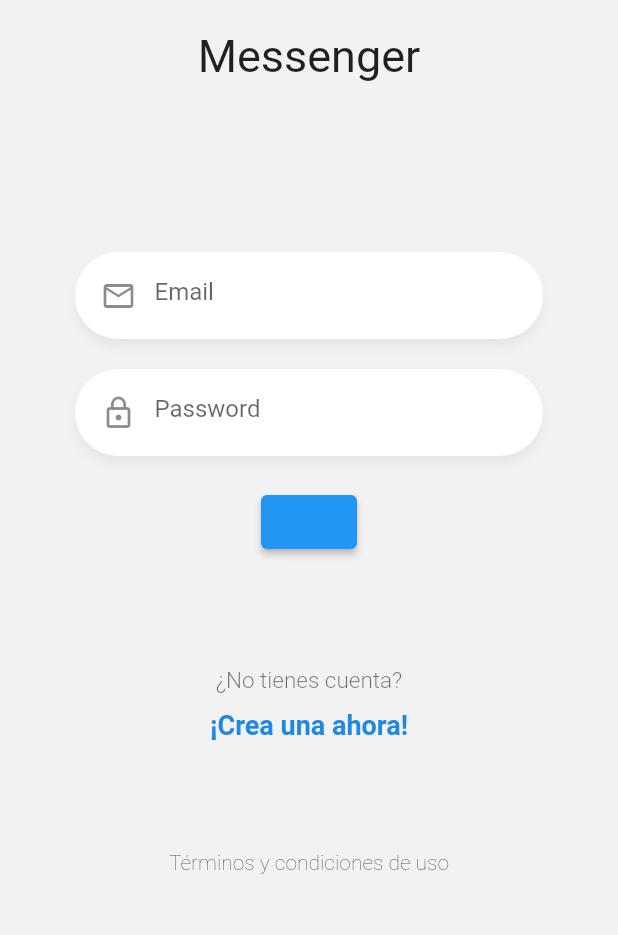
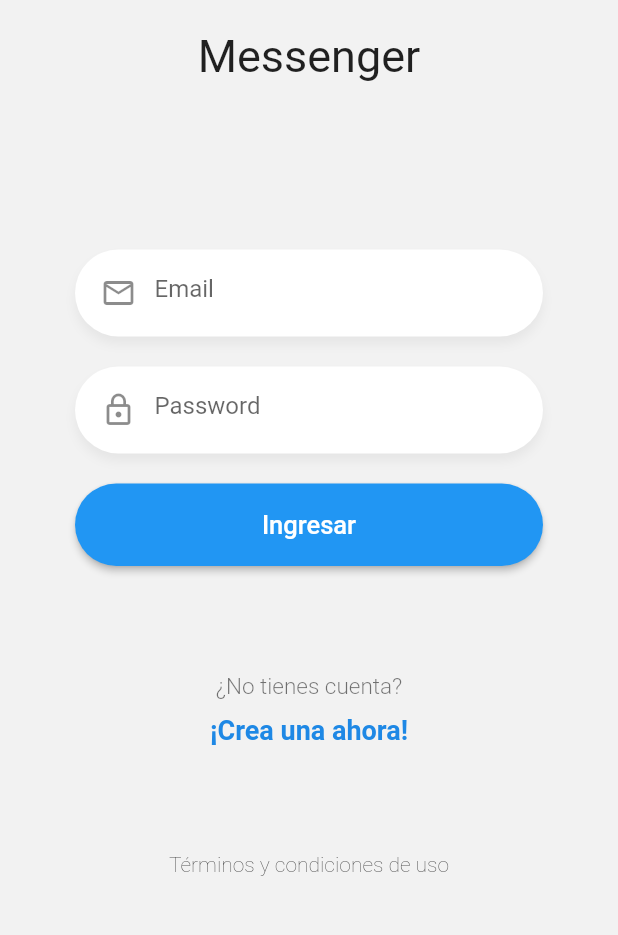
Before and after one commit to IDaMariusI/chat_app, a Flutter app: the screen it shows after launch, on a phone screen of 412 x 824 dp, the part 251-1186 px from its top. Run offline on Flutter 3.47's test engine with Material 2 defaults, Android fonts, the phone set to English and light mode, and no system bars.

Commit message:
54. Boton Azul

```diff
--- a/lib/src/screens/login_screen.dart
+++ b/lib/src/screens/login_screen.dart
@@ -56,12 +56,9 @@ class __LoginFormState extends State<_LoginForm> {
             isPassword: true,
             textController: passCtrl,
           ),
-          ElevatedButton(
-            onPressed: () {
-              print(emailCtrl.text);
-              print(passCtrl.text);
-            },
-            child: null,
+          BlueButton(
+            buttonText: 'Ingresar',
+            onPressed: () {},
           ),
         ],
       ),
--- /dev/null
+++ b/lib/src/widgets/blue_button.dart
@@ -0,0 +1,47 @@
+import 'package:flutter/material.dart';
+
+class BlueButton extends StatelessWidget {
+  final String buttonText;
+  final Function()? onPressed;
+
+  const BlueButton({
+    super.key,
+    required this.buttonText,
+    required this.onPressed,
+  });
+
+  @override
+  Widget build(BuildContext context) {
+    return ElevatedButton(
+      style: ButtonStyle(
+        backgroundColor: (onPressed != null)
+            ? MaterialStateProperty.all(Colors.blue)
+            : MaterialStateProperty.all(Colors.grey),
+        shape: MaterialStateProperty.all(const StadiumBorder()),
+        elevation: MaterialStateProperty.resolveWith<double>(
+          (Set<MaterialState> states) {
+            if (states.contains(MaterialState.pressed)) {
+              return 10.0;
+            }
+
+            return 2.0;
+          },
+        ),
+      ),
+      onPressed: onPressed,
+      child: Container(
+        height: 55,
+        width: double.infinity,
+        child: Center(
+          child: Text(
+            buttonText,
+            style: const TextStyle(
+              color: Colors.white,
+              fontSize: 17,
+            ),
+          ),
+        ),
+      ),
+    );
+  }
+}
--- a/lib/src/widgets/widgets.dart
+++ b/lib/src/widgets/widgets.dart
@@ -1,3 +1,4 @@
+export 'package:chatapp/src/widgets/blue_button.dart';
 export 'package:chatapp/src/widgets/custom_input.dart';
 export 'package:chatapp/src/widgets/login_labels.dart';
 export 'package:chatapp/src/widgets/login_logo.dart';
```
